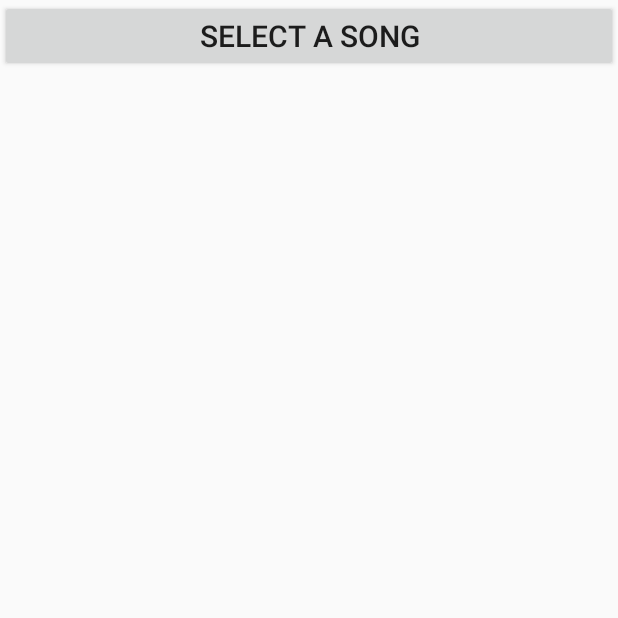
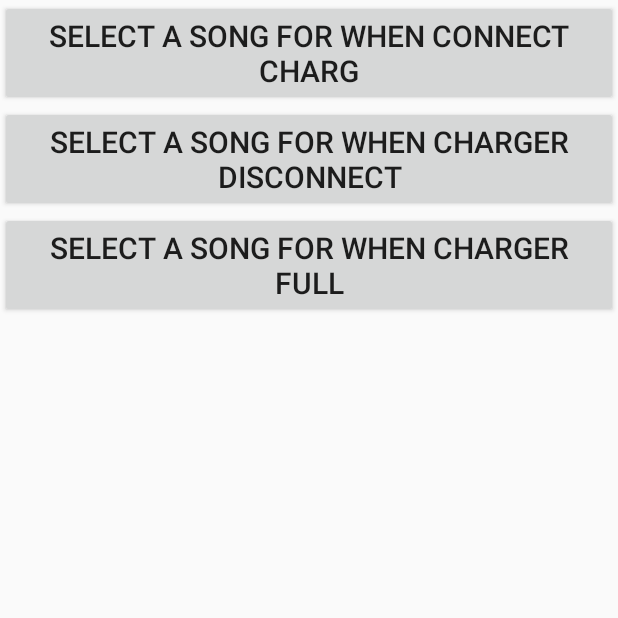
Before and after one commit to prasannakumark/BetteryLevel, an Android app: the SettingsPageActivity screen opened directly, with no data from a screen before it, on a phone screen of 412 x 824 dp, the top half of it. Run offline under Robolectric (Android 15) with nearby library versions, the phone set to English and light mode, and no system bars.

Commit message:
Implements song selection

```diff
--- a/app/src/main/java/com/techbots/betterylevel/activities/SettingsPageActivity.java
+++ b/app/src/main/java/com/techbots/betterylevel/activities/SettingsPageActivity.java
@@ -29,23 +29,45 @@ import java.io.PrintWriter;
 
 public class SettingsPageActivity extends AppCompatActivity {
 
-    Button button;
+    Button buttonChargeConected,buttonChargeDisconnected,buttonChargeFulled;
 
     @Override
     protected void onCreate(@Nullable Bundle savedInstanceState) {
         super.onCreate(savedInstanceState);
         setContentView(R.layout.settings);
-        button = (Button) findViewById(R.id.select_song);
+        buttonChargeConected = (Button) findViewById(R.id.select_song);
+        buttonChargeDisconnected = (Button) findViewById(R.id.select_song_discharge);
+        buttonChargeFulled = (Button) findViewById(R.id.select_song_charge_full);
 
-        MediaPlayer mp = new MediaPlayer();
-        button.setOnClickListener(new View.OnClickListener() {
+        buttonChargeFulled.setOnClickListener(new View.OnClickListener() {
+            @Override
+            public void onClick(View v) {
+                Intent intent_upload = new Intent();
+                intent_upload.setType("audio/mpeg");
+                intent_upload.setAction(Intent.ACTION_GET_CONTENT);
+                startActivityForResult(intent_upload, 3);
+
+            }
+        });
+
+        buttonChargeDisconnected.setOnClickListener(new View.OnClickListener() {
+            @Override
+            public void onClick(View v) {
+                Intent intent_upload = new Intent();
+                intent_upload.setType("audio/mpeg");
+                intent_upload.setAction(Intent.ACTION_GET_CONTENT);
+                startActivityForResult(intent_upload, 2);
+
+            }
+        });
+
+        buttonChargeConected.setOnClickListener(new View.OnClickListener() {
             @Override
             public void onClick(View v) {
                 Intent intent_upload = new Intent();
                 intent_upload.setType("audio/mpeg");
                 intent_upload.setAction(Intent.ACTION_GET_CONTENT);
                 startActivityForResult(intent_upload, 1);
-
             }
         });
 
--- a/app/src/main/java/com/techbots/betterylevel/utility/Utility.java
+++ b/app/src/main/java/com/techbots/betterylevel/utility/Utility.java
@@ -53,7 +53,6 @@ public class Utility {
         Uri uri = Uri.parse(strUri);
         stopSong();
         mediaPlayer = MediaPlayer.create(context, uri);
-        mediaPlayer.setLooping(true);
         mediaPlayer.start();
         return mediaPlayer;
     }
--- a/app/src/main/res/layout/settings.xml
+++ b/app/src/main/res/layout/settings.xml
@@ -6,9 +6,22 @@
     <Button
         android:layout_width="match_parent"
         android:layout_height="wrap_content"
-        android:text= "Select a song"
+        android:text= "Select a song for when connect charg"
         android:textSize="20dp"
         android:id="@+id/select_song"/>
+    <Button
+        android:layout_width="match_parent"
+        android:layout_height="wrap_content"
+        android:text= "Select a song for when charger disconnect"
+        android:textSize="20dp"
+        android:id="@+id/select_song_discharge"/>
+
+    <Button
+        android:layout_width="match_parent"
+        android:layout_height="wrap_content"
+        android:text= "Select a song for when charger full"
+        android:textSize="20dp"
+        android:id="@+id/select_song_charge_full"/>
 
 
 
```
Also changed, not shown: app/src/main/AndroidManifest.xml (+3 -4 lines), app/src/main/java/com/techbots/betterylevel/activities/NavigationDawerActivity.java (+5 -2 lines), app/src/main/java/com/techbots/betterylevel/services/BackGroundSoundService.java (+44 -8 lines), app/src/main/java/com/techbots/betterylevel/services/PowerReceiver.java (+18 -6 lines), 1 other file.
